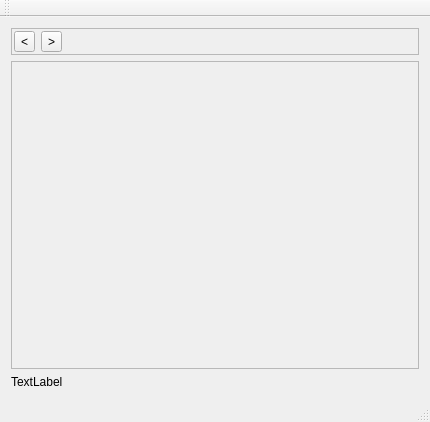
Above: mainwindow.ui from maruPisu/FileExplorer before the change. Below: the same form after it.
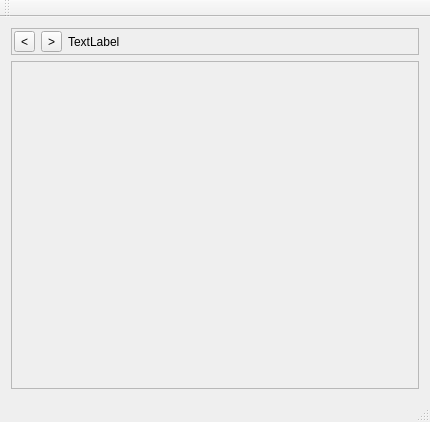
That is the form after the change.

What changed in the file:
```diff
--- a/mainwindow.ui
+++ b/mainwindow.ui
@@ -56,6 +56,28 @@
          </property>
         </widget>
        </item>
+       <item>
+        <widget class="QLabel" name="current_path">
+         <property name="sizePolicy">
+          <sizepolicy hsizetype="Fixed" vsizetype="Minimum">
+           <horstretch>0</horstretch>
+           <verstretch>0</verstretch>
+          </sizepolicy>
+         </property>
+         <property name="frameShadow">
+          <enum>QFrame::Plain</enum>
+         </property>
+         <property name="text">
+          <string>TextLabel</string>
+         </property>
+         <property name="textFormat">
+          <enum>Qt::PlainText</enum>
+         </property>
+         <property name="scaledContents">
+          <bool>true</bool>
+         </property>
+        </widget>
+       </item>
        <item>
         <spacer name="horizontalSpacer">
          <property name="orientation">
@@ -83,30 +105,19 @@
          <x>0</x>
          <y>0</y>
          <width>404</width>
-         <height>276</height>
+         <height>302</height>
         </rect>
        </property>
        <layout class="QVBoxLayout" name="verticalLayout_2">
         <item>
-         <layout class="QGridLayout" name="file_layout"/>
+         <widget class="QWidget" name="file_layout_2" native="true">
+          <layout class="QGridLayout" name="file_layout"/>
+         </widget>
         </item>
        </layout>
       </widget>
      </widget>
     </item>
-    <item>
-     <widget class="QLabel" name="current_path">
-      <property name="sizePolicy">
-       <sizepolicy hsizetype="Preferred" vsizetype="Minimum">
-        <horstretch>0</horstretch>
-        <verstretch>0</verstretch>
-       </sizepolicy>
-      </property>
-      <property name="text">
-       <string>TextLabel</string>
-      </property>
-     </widget>
-    </item>
    </layout>
   </widget>
   <widget class="QMenuBar" name="menuBar">
```
